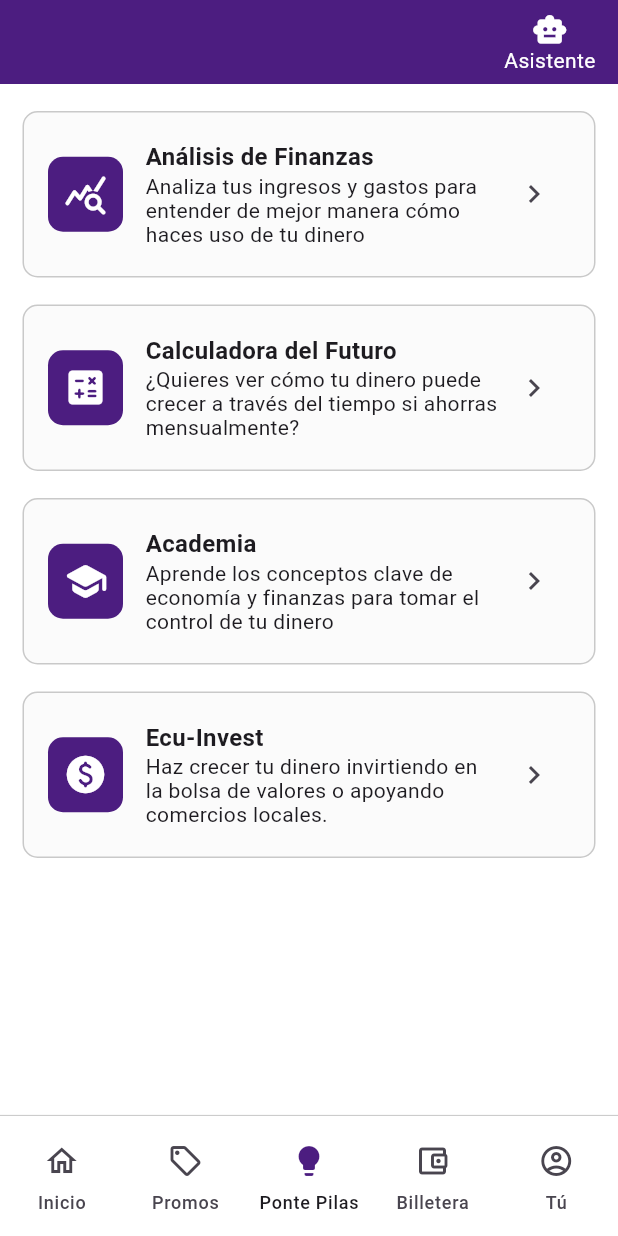
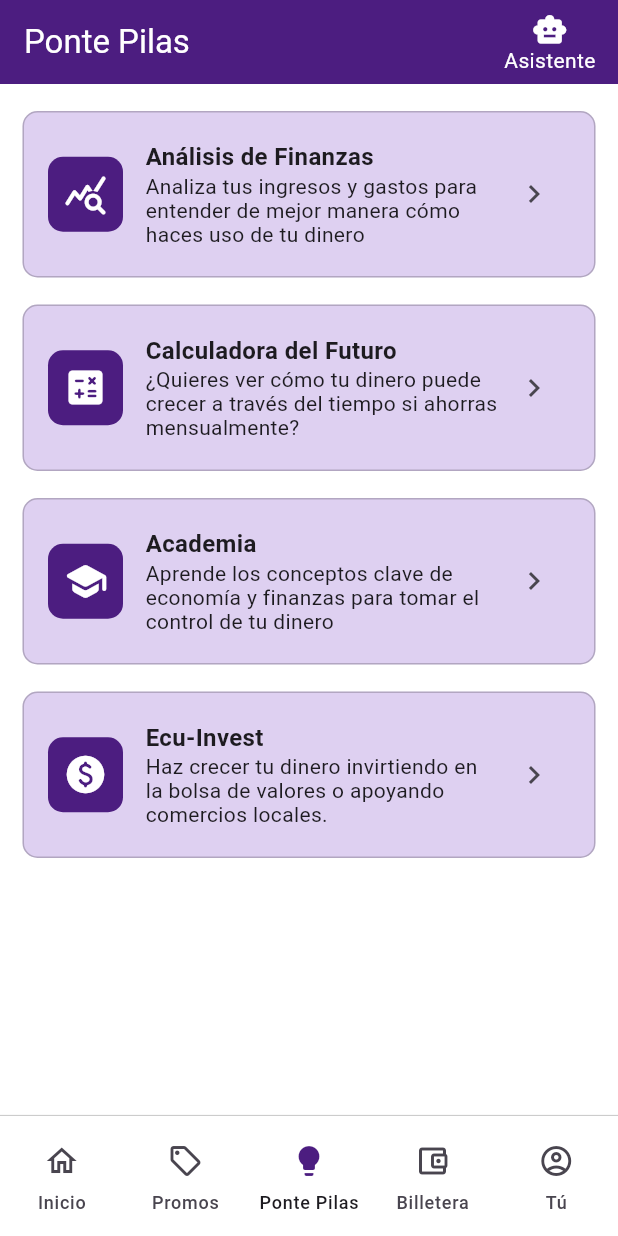
Before and after one commit to DanielAlexander27/hackathon-v2-deuna, a Flutter app: the screen it shows after launch, on a phone screen of 412 x 824 dp. Run offline on Flutter 3.47's test engine with Material 3 defaults, Android fonts, the phone set to English and light mode, and no system bars; our stand-ins replace fl_chart, flutter_riverpod, go_router, riverpod_annotation; generated files the repository leaves out were written again.

Commit message:
commit estetica pag inicial

```diff
--- a/lib/ui/screens/home/home_screen.dart
+++ b/lib/ui/screens/home/home_screen.dart
@@ -23,6 +23,7 @@ class _HomeScreenState extends State<HomeScreen> {
       appBar:
           _displayAppBar
               ? AppBar(
+                title: Text('Ponte Pilas', style: TextStyle(color: Colors.white)),
                 backgroundColor: AppColors.purple,
                 actions: [AssistantIcon(), SizedBox(width: 10)],
               )
@@ -80,7 +81,7 @@ class AssistantIcon extends StatelessWidget {
   @override
   Widget build(BuildContext context) {
     return InkWell(
-      splashColor: Colors.white.withValues(alpha: 0.1),
+      splashColor: const Color.fromARGB(255, 189, 152, 152).withValues(alpha: 0.1),
       borderRadius: BorderRadius.circular(100),
       onTap: () {
         context.goNamed(Destinations.chatbot.path);
--- a/lib/ui/views/ponte_pilas/widgets/ponte_pilas_feature_item.dart
+++ b/lib/ui/views/ponte_pilas/widgets/ponte_pilas_feature_item.dart
@@ -18,7 +18,7 @@ class PontePilasFeatureItem extends StatelessWidget {
         onTap: () => context.goNamed(feature.destination.path),
         child: Ink(
           decoration: BoxDecoration(
-            color: Color.fromRGBO(251, 251, 251, 1),
+            color: Color(0xFFDED0F1),
             border: Border.all(color: Colors.black.withValues(alpha: 0.20)),
             borderRadius: BorderRadius.circular(10),
           ),
```
